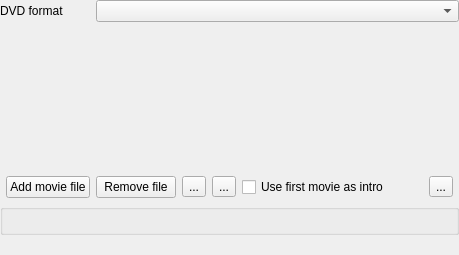
First picture: the form in src/widgets/dvdwizardvob_ui.ui, repository KDE/kdenlive, before the edit.
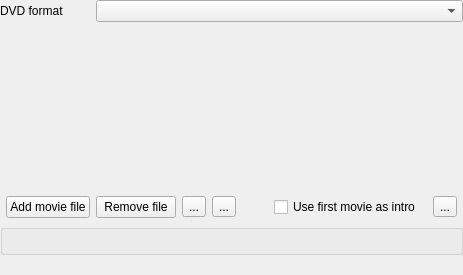
Second picture: the form after the edit. Custom widgets are drawn as their Qt base class.

```diff
--- a/src/widgets/dvdwizardvob_ui.ui
+++ b/src/widgets/dvdwizardvob_ui.ui
@@ -6,73 +6,32 @@
    <rect>
     <x>0</x>
     <y>0</y>
-    <width>459</width>
-    <height>255</height>
+    <width>463</width>
+    <height>275</height>
    </rect>
   </property>
   <layout class="QGridLayout" name="gridLayout_2">
    <property name="margin">
     <number>0</number>
    </property>
-   <item row="3" column="2">
-    <widget class="QPushButton" name="button_delete">
-     <property name="text">
-      <string>Remove file</string>
-     </property>
-    </widget>
-   </item>
-   <item row="3" column="5">
-    <widget class="QCheckBox" name="use_intro">
-     <property name="text">
-      <string>Use first movie as intro</string>
-     </property>
-    </widget>
-   </item>
-   <item row="4" column="0" colspan="9">
+   <item row="4" column="0" colspan="10">
     <widget class="QGroupBox" name="size_box">
      <property name="title">
       <string/>
      </property>
     </widget>
    </item>
-   <item row="0" column="0" colspan="2">
-    <widget class="QLabel" name="label">
-     <property name="text">
-      <string>DVD format</string>
-     </property>
-    </widget>
-   </item>
-   <item row="3" column="6">
-    <spacer name="horizontalSpacer">
-     <property name="orientation">
-      <enum>Qt::Horizontal</enum>
-     </property>
-     <property name="sizeHint" stdset="0">
-      <size>
-       <width>244</width>
-       <height>20</height>
-      </size>
-     </property>
-    </spacer>
-   </item>
-   <item row="3" column="7">
-    <widget class="QToolButton" name="button_transcode">
-     <property name="text">
-      <string>...</string>
-     </property>
-    </widget>
-   </item>
-   <item row="0" column="2" colspan="7">
+   <item row="0" column="2" colspan="8">
     <widget class="KComboBox" name="dvd_profile"/>
    </item>
-   <item row="3" column="1">
-    <widget class="QPushButton" name="button_add">
+   <item row="3" column="8">
+    <widget class="QToolButton" name="button_transcode">
      <property name="text">
-      <string>Add movie file</string>
+      <string>...</string>
      </property>
     </widget>
    </item>
-   <item row="5" column="0" colspan="9">
+   <item row="5" column="0" colspan="10">
     <widget class="QLabel" name="error_message">
      <property name="sizePolicy">
       <sizepolicy hsizetype="Preferred" vsizetype="Preferred">
@@ -85,7 +44,14 @@
      </property>
     </widget>
    </item>
-   <item row="1" column="0" colspan="8">
+   <item row="3" column="6">
+    <widget class="QCheckBox" name="use_intro">
+     <property name="text">
+      <string>Use first movie as intro</string>
+     </property>
+    </widget>
+   </item>
+   <item row="1" column="0" colspan="9">
     <widget class="QFrame" name="list_frame">
      <property name="sizePolicy">
       <sizepolicy hsizetype="Preferred" vsizetype="MinimumExpanding">
@@ -107,10 +73,24 @@
      </property>
     </widget>
    </item>
-   <item row="3" column="3">
-    <widget class="QToolButton" name="button_up">
+   <item row="3" column="2">
+    <widget class="QPushButton" name="button_delete">
      <property name="text">
-      <string>...</string>
+      <string>Remove file</string>
+     </property>
+    </widget>
+   </item>
+   <item row="3" column="1">
+    <widget class="QPushButton" name="button_add">
+     <property name="text">
+      <string>Add movie file</string>
+     </property>
+    </widget>
+   </item>
+   <item row="0" column="0" colspan="2">
+    <widget class="QLabel" name="label">
+     <property name="text">
+      <string>DVD format</string>
      </property>
     </widget>
    </item>
@@ -121,6 +101,26 @@
      </property>
     </widget>
    </item>
+   <item row="3" column="3">
+    <widget class="QToolButton" name="button_up">
+     <property name="text">
+      <string>...</string>
+     </property>
+    </widget>
+   </item>
+   <item row="3" column="5">
+    <spacer name="horizontalSpacer">
+     <property name="orientation">
+      <enum>Qt::Horizontal</enum>
+     </property>
+     <property name="sizeHint" stdset="0">
+      <size>
+       <width>244</width>
+       <height>20</height>
+      </size>
+     </property>
+    </spacer>
+   </item>
   </layout>
  </widget>
  <customwidgets>
```
